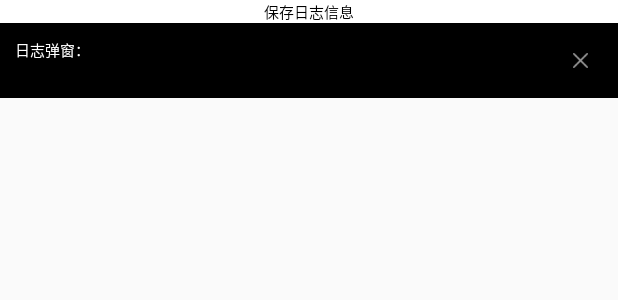
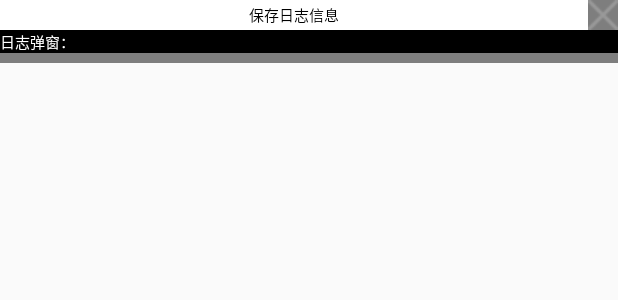
Before and after one commit to iblue007/repayappgf, an Android app: the layout dialog_float_window.xml on its own in the app's theme, with its tools: preview values and no code run, on a phone screen of 412 x 824 dp. Shown: the top 300 px of the screen. Run offline under Robolectric (Android 15) with nearby library versions, the phone set to English and light mode, and no system bars.

Commit message:
代码优化

```diff
--- a/app/src/main/java/com/position/wyh/position/AutoClickService.java
+++ b/app/src/main/java/com/position/wyh/position/AutoClickService.java
@@ -509,7 +509,7 @@ public class AutoClickService extends AccessibilityServiceZhanShan {
             String s = OkHttpUtil.postSubmitFormsynchronization("http://" + ip + "/api/order/appDevGetOrder?", paramMap2);
             Log.e(TAG, "taskPost: " + s);
             JsonObject jsonObject2 = new JsonObject();
-            jsonObject2.addProperty("message", "获取本地订单信息:" + s);
+            jsonObject2.addProperty("message", "获取接口订单信息:" + s);
             EventBusUtil.sendMessage(EventBusUtil.REQUEST_FLOAT_WINDOW, jsonObject2);
             handleGetOrder(s);
         } else {
--- a/app/src/main/res/layout/dialog_float_window.xml
+++ b/app/src/main/res/layout/dialog_float_window.xml
@@ -2,19 +2,32 @@
 <LinearLayout xmlns:android="http://schemas.android.com/apk/res/android"
     android:layout_width="match_parent"
     android:layout_height="wrap_content"
-    android:background="#000000"
+    android:background="#7f000000"
     android:orientation="vertical">
+
+    <LinearLayout
+        android:layout_width="match_parent"
+        android:layout_height="wrap_content"
+        android:orientation="horizontal">
 
         <TextView
             android:id="@+id/log_message_save"
-        android:layout_width="match_parent"
+            android:layout_width="0dp"
+            android:layout_height="20dp"
+            android:layout_gravity="center"
+            android:layout_weight="1"
             android:background="#fff"
-        android:layout_height="15dp"
-        android:layout_gravity="center"
             android:gravity="center"
             android:text="保存日志信息"
             android:textColor="#000"
             android:textSize="10sp" />
+
+        <TextView
+            android:id="@+id/window_manager_iv"
+            android:layout_width="20dp"
+            android:layout_height="20dp"
+            android:background="@mipmap/cart_close" />
+    </LinearLayout>
 
     <RelativeLayout xmlns:android="http://schemas.android.com/apk/res/android"
         android:layout_width="match_parent"
@@ -25,11 +38,13 @@
             android:layout_width="match_parent"
             android:layout_height="wrap_content"
             android:orientation="vertical"
-            android:padding="10dp">
+            android:paddingBottom="3dp">
 
             <TextView
                 android:layout_width="match_parent"
                 android:layout_height="wrap_content"
+                android:layout_marginBottom="3dp"
+                android:background="#000000"
                 android:text="日志弹窗："
                 android:textColor="#ffffff"
                 android:textSize="10sp" />
@@ -37,25 +52,11 @@
             <android.support.v7.widget.RecyclerView
                 android:id="@+id/log_message_rv"
                 android:layout_width="match_parent"
-                android:layout_height="wrap_content" />
+                android:layout_height="wrap_content"
+                android:layout_marginLeft="3dp"
+                android:layout_marginRight="3dp" />
         </LinearLayout>
 
-        <RelativeLayout
-            android:layout_width="wrap_content"
-            android:layout_height="wrap_content"
-            android:layout_alignParentRight="true"
-            android:layout_marginLeft="10dp"
-            android:layout_marginTop="10dp"
-            android:layout_marginRight="10dp"
-            android:layout_marginBottom="10dp"
-            android:padding="10dp">
-
-            <TextView
-                android:id="@+id/window_manager_iv"
-                android:layout_width="10dp"
-                android:layout_height="10dp"
-                android:background="@mipmap/cart_close" />
-        </RelativeLayout>
     </RelativeLayout>
 
 </LinearLayout>
```
Also changed, not shown: app/src/main/java/com/position/wyh/position/MainActivity.java (+11 -9 lines), app/src/main/java/com/position/wyh/position/knowledgeFragment.java (+2 -41 lines), app/src/main/res/layout/knowledge_fragment.xml (+6 -7 lines). Lines whose indentation alone changed are shown as unchanged.
